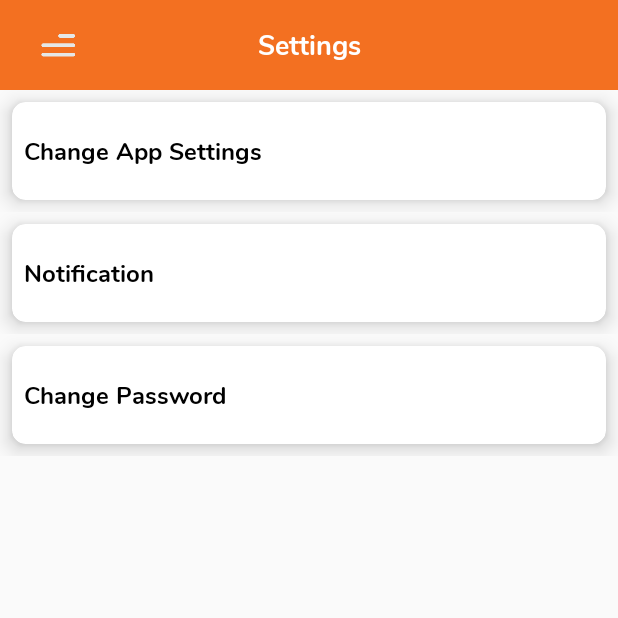
After one commit to mobatiaandroid/EDC_Final, an Android app: the SettingsFragment screen opened through its navigation route, on a phone screen of 412 x 824 dp, the top half of it. The commit adds this screen. Run offline under Robolectric (Android 15) with nearby library versions, the phone set to English and light mode, and no system bars; 1 statement that could not run was skipped.

Commit message:
Settings Page and Change Password Completed

```diff
--- a/app/src/main/java/com/edc/ae/activity/HomeBaseUserActivity.kt
+++ b/app/src/main/java/com/edc/ae/activity/HomeBaseUserActivity.kt
@@ -70,6 +70,12 @@ class HomeBaseUserActivity : AppCompatActivity() {
 
             navControl?.navigate(R.id.complaintFragment)
         }
+
+        settingsBtn.setOnClickListener { _ ->
+            if (drawerLayout.isOpen) drawerLayout.close()
+
+            navControl?.navigate(R.id.settingsFragment)
+        }
 //        contactBtn.setOnClickListener { _ ->
 //            if (drawerLayout.isOpen) drawerLayout.close()
 //
--- a/app/src/main/java/com/edc/ae/activity/LoginActivity.kt
+++ b/app/src/main/java/com/edc/ae/activity/LoginActivity.kt
@@ -265,7 +265,8 @@ class LoginActivity : AppCompatActivity() {
 
             })
             buttonSubmit.setOnClickListener {
-                if (editEmail.text?.trim()?.length!! > 0){
+                if (editEmail.text?.trim()?.length!! > 0)
+                {
                     val emailPattern = CommonMethods.isEmailValid(editEmail.text.toString())
                     if (!emailPattern) {
                         Toast.makeText(this, "Enter a Valid Email", Toast.LENGTH_SHORT).show()
--- /dev/null
+++ b/app/src/main/java/com/edc/ae/adapter/SettingsListAdapter.kt
@@ -0,0 +1,55 @@
+package com.edc.ae.adapter
+
+import android.content.Context
+import android.content.Intent
+import android.net.Uri
+import android.provider.Settings
+import android.view.LayoutInflater
+import android.view.View
+import android.view.ViewGroup
+import android.widget.TextView
+import androidx.annotation.NonNull
+import androidx.constraintlayout.widget.ConstraintLayout
+import androidx.recyclerview.widget.RecyclerView
+import com.edc.ae.R
+import com.mobatia.edcsurvey.survey.model.SurveyDataModel
+
+class SettingsListAdapter (private var surveyArrayList: ArrayList<String>, private var mContext: Context) :
+
+    RecyclerView.Adapter<SettingsListAdapter.MyViewHolder>() {
+    inner class MyViewHolder(view: View) : RecyclerView.ViewHolder(view) {
+        var surveyNameTxt: TextView = view.findViewById(R.id.notifyTitle)
+        var clickConstraint: ConstraintLayout = view.findViewById(R.id.clickConstraint)
+    }
+    @NonNull
+    override fun onCreateViewHolder(parent: ViewGroup, viewType: Int): MyViewHolder {
+        val itemView = LayoutInflater.from(parent.context)
+            .inflate(R.layout.adapter_settings_list, parent, false)
+        return MyViewHolder(itemView)
+    }
+    override fun onBindViewHolder(holder: MyViewHolder, position: Int) {
+        val list = surveyArrayList[position]
+        holder.surveyNameTxt.text = surveyArrayList.get(position).toString()
+//        holder.clickConstraint.setOnClickListener(View.OnClickListener {
+//
+//            if (position==0)
+//            {
+//                val intent = Intent()
+//                intent.action = Settings.ACTION_APPLICATION_DETAILS_SETTINGS
+//                val uri = Uri.fromParts("package", mContext.packageName, null)
+//                intent.data = uri
+//                mContext.startActivity(intent)
+//            }
+//            else if (position==2)
+//            {
+//
+//            }
+//        })
+
+    }
+    override fun getItemCount(): Int {
+
+        return surveyArrayList.size
+
+    }
+}
--- a/app/src/main/java/com/edc/ae/api/RetrofitClient.kt
+++ b/app/src/main/java/com/edc/ae/api/RetrofitClient.kt
@@ -61,6 +61,9 @@ interface RetrofitClient {
     //@FormUrlEncoded
     @POST("auth/login")
     suspend fun userLogin(@Body json:JsonObject): LoginResponseModel
+   //@FormUrlEncoded
+    @POST("srs/auth/change-passowrd")
+    suspend fun changePassword(@Body json:JsonObject): ChangePasswordResponseModel
 
     @POST("auth/register")
     suspend fun userRegister(@Body json:JsonObject): RegisterResponseModel
--- a/app/src/main/res/layout/activity_user_base.xml
+++ b/app/src/main/res/layout/activity_user_base.xml
@@ -312,7 +312,24 @@
                     android:text="@string/about" />
             </androidx.appcompat.widget.LinearLayoutCompat>
 
+            <androidx.appcompat.widget.LinearLayoutCompat
+                android:id="@+id/settingsBtn"
+                android:layout_width="match_parent"
+                android:layout_height="50dp"
+                android:gravity="center|start">
 
+                <ImageView
+                    android:layout_width="25dp"
+                    android:layout_height="25dp"
+                    android:layout_marginStart="20dp"
+                    android:src="@drawable/about_new" />
+
+                <com.edc.ae.util.CustomTextViewBlack
+                    android:layout_width="wrap_content"
+                    android:layout_height="wrap_content"
+                    android:layout_marginStart="20dp"
+                    android:text="@string/settings" />
+            </androidx.appcompat.widget.LinearLayoutCompat>
         </androidx.appcompat.widget.LinearLayoutCompat>
 
     </com.google.android.material.navigation.NavigationView>
--- /dev/null
+++ b/app/src/main/res/layout/adapter_settings_list.xml
@@ -0,0 +1,47 @@
+<?xml version="1.0" encoding="utf-8"?>
+<androidx.constraintlayout.widget.ConstraintLayout xmlns:android="http://schemas.android.com/apk/res/android"
+    android:layout_width="match_parent"
+    android:layout_height="wrap_content"
+    xmlns:app="http://schemas.android.com/apk/res-auto"
+    xmlns:tools="http://schemas.android.com/tools">
+
+    <androidx.cardview.widget.CardView
+        android:layout_width="match_parent"
+        android:layout_height="65dp"
+        android:layout_marginStart="8dp"
+        android:layout_marginTop="8dp"
+        android:layout_marginEnd="8dp"
+        android:layout_marginBottom="8dp"
+        app:cardCornerRadius="9dp"
+        app:cardElevation="8dp"
+        app:layout_constraintBottom_toBottomOf="parent"
+        app:layout_constraintEnd_toEndOf="parent"
+        app:layout_constraintStart_toStartOf="parent"
+        app:layout_constraintTop_toTopOf="parent">
+
+        <androidx.constraintlayout.widget.ConstraintLayout
+            android:id="@+id/clickConstraint"
+            android:layout_width="match_parent"
+            android:layout_height="match_parent">
+
+            <com.edc.ae.util.CustomTextViewBoldBlack
+                android:id="@+id/notifyTitle"
+                android:layout_width="0dp"
+                android:layout_height="wrap_content"
+                android:layout_marginStart="8dp"
+                android:layout_marginTop="8dp"
+                android:layout_marginEnd="8dp"
+                android:layout_marginBottom="8dp"
+                android:textColor="@color/black"
+                android:textSize="16sp"
+                android:maxLines="1"
+                app:layout_constraintBottom_toBottomOf="parent"
+                app:layout_constraintEnd_toEndOf="parent"
+                app:layout_constraintStart_toStartOf="parent"
+                app:layout_constraintTop_toTopOf="parent"
+                tools:text="Sample tExt" />
+        </androidx.constraintlayout.widget.ConstraintLayout>
+    </androidx.cardview.widget.CardView>
+
+
+</androidx.constraintlayout.widget.ConstraintLayout>
--- /dev/null
+++ b/app/src/main/res/layout/fragment_settings.xml
@@ -0,0 +1,71 @@
+<?xml version="1.0" encoding="utf-8"?>
+<androidx.constraintlayout.widget.ConstraintLayout xmlns:android="http://schemas.android.com/apk/res/android"
+    xmlns:app="http://schemas.android.com/apk/res-auto"
+    xmlns:tools="http://schemas.android.com/tools"
+    android:layout_width="match_parent"
+    android:layout_height="match_parent"
+    tools:context=".Fragments.NewsFragment">
+
+    <androidx.constraintlayout.widget.ConstraintLayout
+        android:layout_width="match_parent"
+        android:layout_height="match_parent"
+        app:layout_constraintTop_toTopOf="parent">
+
+
+        <androidx.constraintlayout.widget.ConstraintLayout
+            android:id="@+id/constraintLayout3"
+            android:layout_width="match_parent"
+            android:layout_height="60dp"
+            android:background="@color/edc_header"
+            app:layout_constraintEnd_toEndOf="parent"
+            app:layout_constraintStart_toStartOf="parent"
+            app:layout_constraintTop_toTopOf="parent">
+
+            <com.edc.ae.util.CustomTextViewBoldWhite
+                android:layout_width="0dp"
+                android:layout_height="match_parent"
+                android:gravity="center"
+                android:textSize="18sp"
+                android:text="@string/settings"
+                app:layout_constraintEnd_toStartOf="@+id/temp"
+                app:layout_constraintStart_toEndOf="@+id/navBtn" />
+
+            <ImageView
+                android:id="@+id/navBtn"
+                android:layout_width="wrap_content"
+                android:layout_height="wrap_content"
+                android:layout_marginStart="16dp"
+                android:padding="8dp"
+                app:layout_constraintBottom_toBottomOf="parent"
+                app:layout_constraintStart_toStartOf="parent"
+                app:layout_constraintTop_toTopOf="parent"
+                app:srcCompat="@drawable/nav_icn" />
+
+            <ImageView
+                android:id="@+id/temp"
+                android:layout_width="wrap_content"
+                android:layout_height="wrap_content"
+                android:layout_marginEnd="16dp"
+                android:padding="8dp"
+                android:visibility="invisible"
+                app:layout_constraintBottom_toBottomOf="parent"
+                app:layout_constraintEnd_toEndOf="parent"
+                app:layout_constraintTop_toTopOf="parent"
+                app:srcCompat="@drawable/nav_icn" />
+        </androidx.constraintlayout.widget.ConstraintLayout>
+
+        <androidx.recyclerview.widget.RecyclerView
+            android:id="@+id/settingsRecycler"
+            android:layout_width="match_parent"
+            android:layout_height="0dp"
+            android:orientation="vertical"
+            app:layoutManager="androidx.recyclerview.widget.LinearLayoutManager"
+            app:layout_constraintBottom_toBottomOf="parent"
+            app:layout_constraintEnd_toEndOf="parent"
+            app:layout_constraintStart_toStartOf="parent"
+            app:layout_constraintTop_toBottomOf="@+id/constraintLayout3" />
+
+
+    </androidx.constraintlayout.widget.ConstraintLayout>
+
+</androidx.constraintlayout.widget.ConstraintLayout>
--- a/app/src/main/res/navigation/home_nav_user.xml
+++ b/app/src/main/res/navigation/home_nav_user.xml
@@ -51,6 +51,11 @@
         android:name="com.edc.ae.Fragments.ServiceFragment"
         android:label="fragment_service"
         tools:layout="@layout/fragment_service" />
+    <fragment
+        android:id="@+id/settingsFragment"
+        android:name="com.edc.ae.fragments.SettingsFragment"
+        android:label="fragment_settings"
+        tools:layout="@layout/fragment_settings" />
 
     <fragment
         android:id="@+id/paymentInstructionFragment"
--- a/app/src/main/res/values/strings.xml
+++ b/app/src/main/res/values/strings.xml
@@ -25,6 +25,7 @@
     <string name="survey">Survey</string>
     <string name="complaint">Complaint</string>
     <string name="about">About Us</string>
+    <string name="settings">Settings</string>
     <string name="contactus">Contact Us</string>
     <string name="news">News</string>
     <string name="logout">LOGOUT</string>
```
Also changed, not shown: app/src/main/java/com/edc/ae/fragments/SettingsFragment.kt (added, +307 -0 lines), app/src/main/java/com/edc/ae/model/ChangePasswordResponseModel.kt (added, +9 -0 lines), app/src/main/res/layout/bottom_sheet_change_password.xml (+43 -8 lines).
